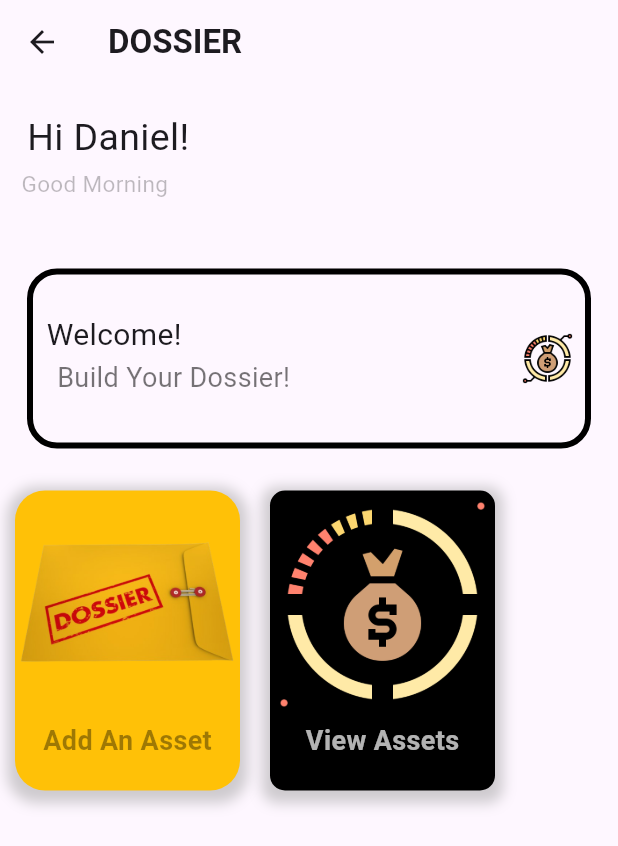
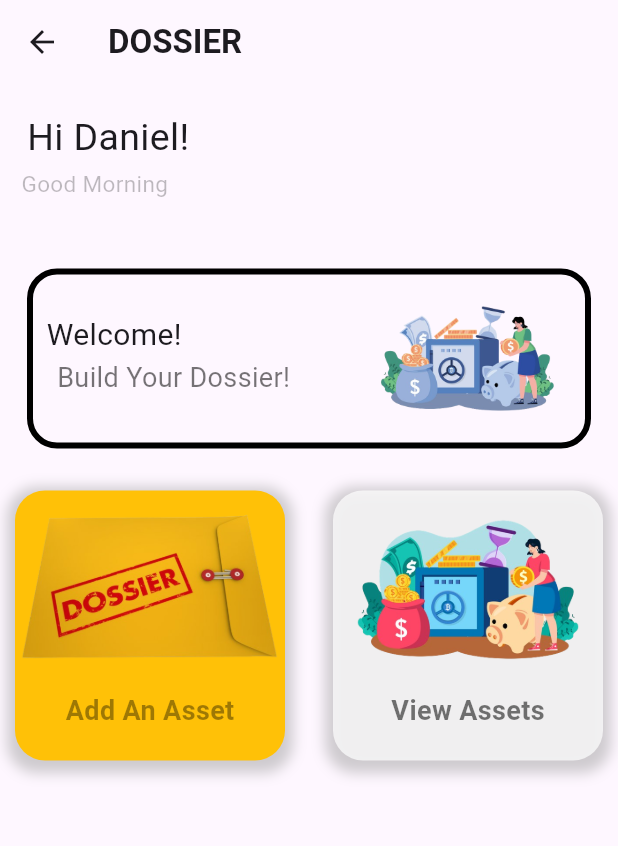
Before and after one commit to Mr-Deee/dossier, a Flutter app: the homepage screen opened by its route, on a phone screen of 412 x 824 dp. Shown: the top 846 px of the screen. Run offline on Flutter 3.47's test engine with Material 3 defaults, Android fonts, the phone set to English and light mode, and no system bars; our stand-ins replace email_validator, firebase_auth, firebase_core, firebase_database, firebase_storage, fluttertoast and 1 more; accounts and stored records are empty.

Commit message:
view Assets

```diff
--- a/lib/constants.dart
+++ b/lib/constants.dart
@@ -25,5 +25,6 @@ const Duration kLoginAnimationDuration = Duration(milliseconds: 1500);
 class Cards {
   static const String kcard1 = 'assets/images/dd.png';
   static const String kcard2 = 'assets/images/dd2.jpg';
+  static const String kcard4 = 'assets/images/asset1.png';
   static const String kcard3 = 'assets/images/acc.jpg';
 }
--- a/lib/pages/homepage.dart
+++ b/lib/pages/homepage.dart
@@ -58,45 +58,41 @@ class _homepageState extends State<homepage> {
                       color: Colors.black, // Set border color to black
                       width: 4.0, // Set border thickness
                     ),
-                  borderRadius: BorderRadius.circular(20)
-                ),// Set the background color to black
+                    borderRadius: BorderRadius.circular(20)),
+                // Set the background color to black
                 child: Row(
                   mainAxisAlignment: MainAxisAlignment.spaceBetween,
                   children: [
-
                     Column(
                       mainAxisAlignment: MainAxisAlignment.start,
                       crossAxisAlignment: CrossAxisAlignment.start,
                       children: [
                         Padding(
-                              padding:  EdgeInsets.only(top: 18.0, left: 1),
-                              child: Text('Welcome!', style: TextStyle(fontSize: 20)),
+                          padding: EdgeInsets.only(top: 18.0, left: 1),
+                          child:
+                              Text('Welcome!', style: TextStyle(fontSize: 20)),
                         ),
                         Padding(
                           padding: const EdgeInsets.only(top: 1.0, left: 8),
-                              child: Text('Build Your Dossier!', style: TextStyle(fontSize: 18,color: Colors.black54)),
+                          child: Text('Build Your Dossier!',
+                              style: TextStyle(
+                                  fontSize: 18, color: Colors.black54)),
                         ),
-
-
                       ],
                     ),
 
-                    SizedBox(
-                        height: 34,
-                        child: Image.asset(Cards.kcard2)),
-
+                    SizedBox(height: 94, child: Image.asset(Cards.kcard4)),
 
                     // Add your children widgets here
                   ],
                 ),
-                width: MediaQuery.of(context)
-                    .size
-                    .width, // Set the width to match the screen size
-                padding:
-                    EdgeInsets.all(8.0), // Optional: Add padding to the container
+                width: MediaQuery.of(context).size.width,
+                // Set the width to match the screen size
+                padding: EdgeInsets.all(
+                    8.0), // Optional: Add padding to the container
               ),
             ),
-            Row(children: [
+            Row(mainAxisAlignment: MainAxisAlignment.spaceBetween, children: [
               MyCard(),
               ViewAssetsCard(),
             ]),
--- a/lib/pages/onboarding/pages/Notifications/notification_card.dart
+++ b/lib/pages/onboarding/pages/Notifications/notification_card.dart
@@ -12,7 +12,7 @@ class NotificationCard extends StatelessWidget {
       children: [
         Expanded(
           flex: 1,
-          child: Image.asset(Cards.kcard3),
+          child: Image.asset(Cards.kcard4),
         )
       ],
     );
--- a/lib/widget/mycards.dart
+++ b/lib/widget/mycards.dart
@@ -16,8 +16,8 @@ class MyCard extends StatelessWidget {
         _showPopup(context);
       },
       child: Container(
-        height: 200,
-        width: 150,
+        height: 180,
+        width: 180,
         margin: EdgeInsets.all(10),
 
         decoration: BoxDecoration(
@@ -95,13 +95,13 @@ class ViewAssetsCard extends StatelessWidget {
         _showPopup(context);
       },
       child: Container(
-        height: 200,
-        width: 150,
+        height: 180,
+        width: 180,
         margin: EdgeInsets.all(10),
 
         decoration: BoxDecoration(
-          color: Colors.black,
-          borderRadius: BorderRadius.circular(10),
+          color: Colors.white70,
+          borderRadius: BorderRadius.circular(20),
           boxShadow:  [
             BoxShadow(
             color: Colors.grey.withOpacity(0.5),
@@ -115,7 +115,7 @@ class ViewAssetsCard extends StatelessWidget {
 
             Expanded(
               flex: 1,
-              child: Image.asset(Cards.kcard2),
+              child: Image.asset(Cards.kcard5),
             ),
         Center(
                 child: Padding(
@@ -123,7 +123,7 @@ class ViewAssetsCard extends StatelessWidget {
                   child: Text(
                     'View Assets',
                     style: TextStyle(
-                      color: Colors.white70,
+                      color: Colors.black54,
                       fontSize: 18,
                       fontWeight: FontWeight.bold
                     ),
@@ -243,7 +243,9 @@ class ViewAssetsCard extends StatelessWidget {
 class Cards {
   static const String kcard1 = 'assets/images/dd.png';
   static const String kcard2 = 'assets/images/assn.png';
+  static const String kcard4 = 'assets/images/asset1.png';
   static const String kcard3 = 'assets/images/acc.jpg';
+  static const String kcard5 = 'assets/images/assets2.png';
 }
 
 
```
Also changed, not shown: assets/images/asset1.png (added), assets/images/assets2.png (added). Lines whose indentation alone changed are shown as unchanged.
